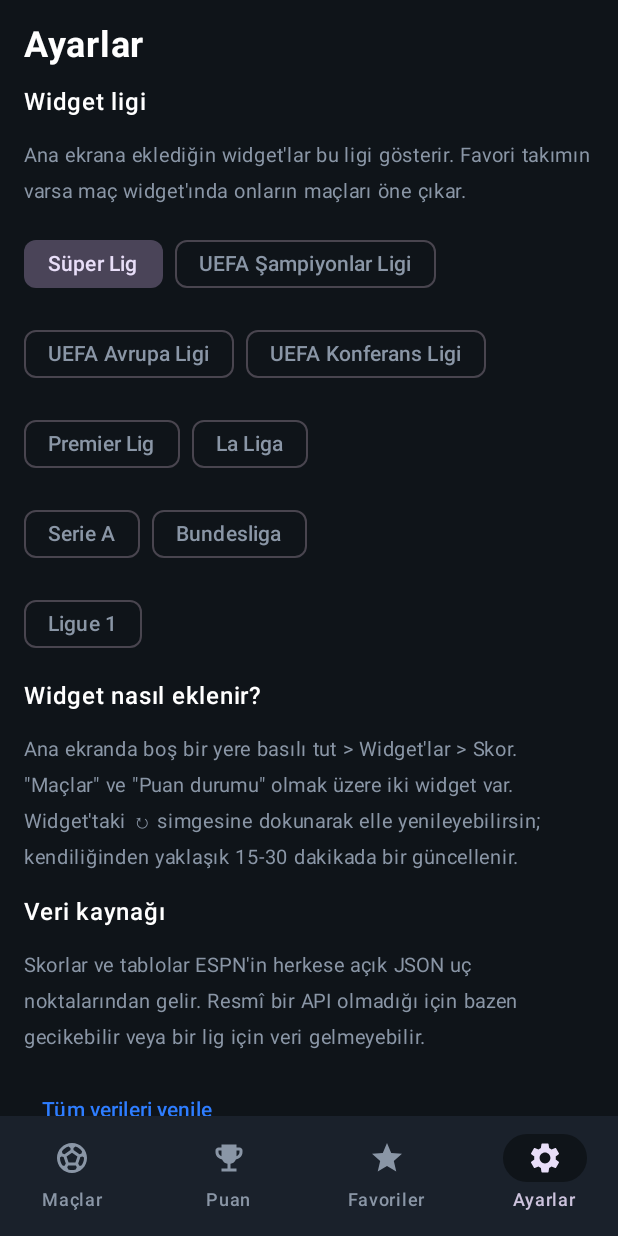
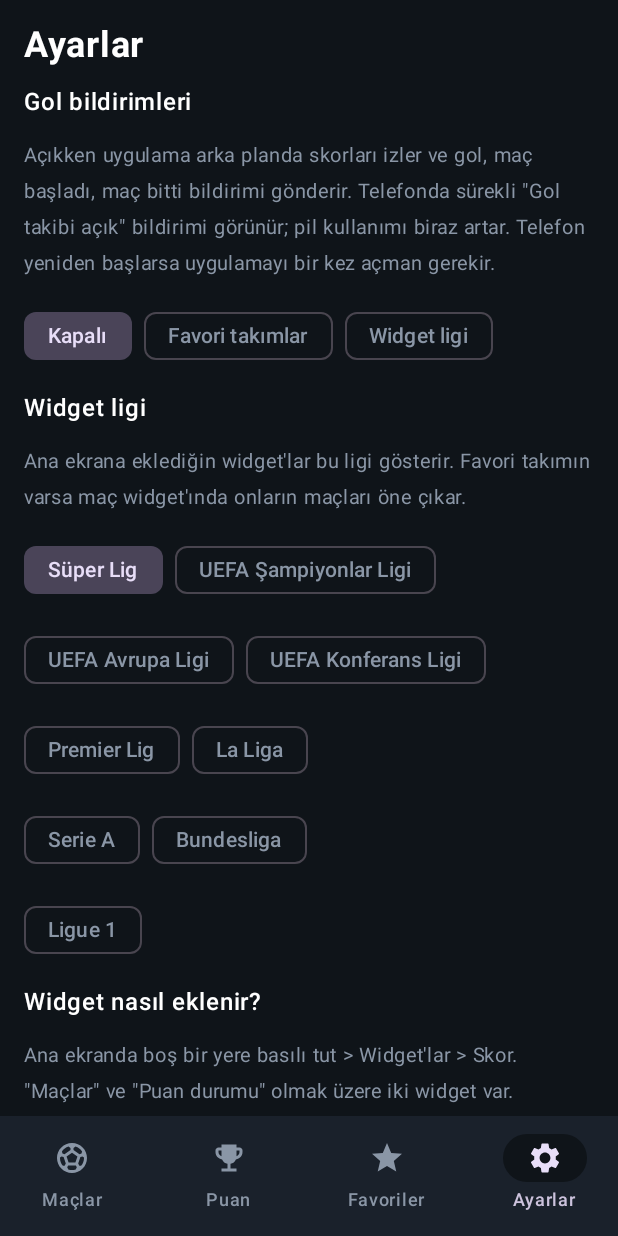
Before and after one commit to Fatihcnky/Canl-skor, an Android app built with Jetpack Compose: the screen it shows after launch (MainActivity), item 4 of the bottom bar chosen, on a phone screen of 412 x 824 dp. Run offline under Robolectric (Android 15) with nearby library versions, the phone set to English and light mode, and no system bars; libraries missing offline, so code that uses them is left out: androidx.glance, androidx.glance.appwidget; pictures from the network do not load; 2 statements that could not run were skipped.

Commit message:
Gol/maç başladı/maç bitti bildirimleri; veri hatası teşhisi ve yedek sorgular
Co-Authored-By: Claude Sonnet 5.5 <noreply@anthropic.com>
Claude-Session: https://claude.ai/code/session_017osKeoVH1qgsZb2frFj7q1

```diff
--- a/app/src/main/AndroidManifest.xml
+++ b/app/src/main/AndroidManifest.xml
@@ -1,6 +1,9 @@
 <?xml version="1.0" encoding="utf-8"?>
 <manifest xmlns:android="http://schemas.android.com/apk/res/android">
     <uses-permission android:name="android.permission.INTERNET" />
+    <uses-permission android:name="android.permission.POST_NOTIFICATIONS" />
+    <uses-permission android:name="android.permission.FOREGROUND_SERVICE" />
+    <uses-permission android:name="android.permission.FOREGROUND_SERVICE_DATA_SYNC" />
 
     <application
         android:allowBackup="true"
@@ -18,6 +21,8 @@
             </intent-filter>
         </activity>
 
+        <service android:name=".widget.GoalService" android:exported="false" android:foregroundServiceType="dataSync" />
+
         <receiver android:name=".widget.MatchesWidgetReceiver" android:exported="true">
             <intent-filter>
                 <action android:name="android.appwidget.action.APPWIDGET_UPDATE" />
--- a/app/src/main/java/com/fatih/skor/MainActivity.kt
+++ b/app/src/main/java/com/fatih/skor/MainActivity.kt
@@ -14,6 +14,7 @@ class MainActivity : ComponentActivity() {
     override fun onCreate(savedInstanceState: Bundle?) {
         super.onCreate(savedInstanceState)
         WidgetUpdater.schedule(this)
+        com.fatih.skor.widget.GoalService.sync(this) // bildirimler açıksa takip servisini (yeniden) başlat
         setContent { SkorTheme { SkorApp(vm) } }
     }
 }
--- a/app/src/main/java/com/fatih/skor/data/Espn.kt
+++ b/app/src/main/java/com/fatih/skor/data/Espn.kt
@@ -37,13 +37,27 @@ object Espn {
         .connectTimeout(10, TimeUnit.SECONDS).readTimeout(15, TimeUnit.SECONDS).build()
     private val ymd = DateTimeFormatter.ofPattern("yyyyMMdd")
 
+    /** Son hatanın kısa açıklaması (ekranda gösterilir; sorun bildirirken işe yarar). */
+    @Volatile var lastError: String = ""
+
     private suspend fun get(url: String): JsonObject? = withContext(Dispatchers.IO) {
-        runCatching {
-            val req = Request.Builder().url(url).header("User-Agent", "Mozilla/5.0 (Android) Skor").build()
+        try {
+            val req = Request.Builder().url(url).header("User-Agent", "Mozilla/5.0 (Linux; Android 14) Skor")
+                .header("Accept", "application/json").build()
             client.newCall(req).execute().use { r ->
-                if (!r.isSuccessful) null else json.parseToJsonElement(r.body!!.string()).o()
+                if (!r.isSuccessful) {
+                    lastError = "HTTP ${r.code} · " + url.substringAfter("soccer/").take(60)
+                    null
+                } else {
+                    val el = json.parseToJsonElement(r.body!!.string()).o()
+                    if (el == null) lastError = "Beklenmeyen yanıt biçimi"
+                    el
+                }
             }
-        }.getOrNull()
+        } catch (e: Exception) {
+            lastError = (e.javaClass.simpleName + ": " + (e.message ?: "")).take(90)
+            null
+        }
     }
 
     private fun parseTime(s: String?): Instant? {
@@ -85,9 +99,18 @@ object Espn {
     }
 
     suspend fun league(league: League, from: LocalDate, to: LocalDate): List<Match>? {
-        val url = "$SITE/${league.slug}/scoreboard?dates=${ymd.format(from)}-${ymd.format(to)}&limit=300"
-        val root = get(url) ?: return null
-        return root.arr("events")?.mapNotNull { it.o()?.let { e -> parseEvent(e, league) } } ?: emptyList()
+        val base = "$SITE/${league.slug}/scoreboard"
+        val roots = ArrayList<JsonObject>()
+        val r = get("$base?dates=${ymd.format(from)}-${ymd.format(to)}")
+        if (r != null) roots += r else {
+            // Aralık sorgusu reddedilirse gün gün dene, o da olmazsa varsayılan günü al
+            var d = from
+            while (!d.isAfter(to)) { get("$base?dates=${ymd.format(d)}")?.let { roots += it }; d = d.plusDays(1) }
+            if (roots.isEmpty()) get(base)?.let { roots += it }
+        }
+        if (roots.isEmpty()) return null
+        return roots.flatMap { root -> root.arr("events")?.mapNotNull { it.o()?.let { e -> parseEvent(e, league) } } ?: emptyList() }
+            .distinctBy { it.id }
     }
 
     /** Seçili günün (yerel saat) tüm lig maçları. Hepsi başarısızsa null. */
--- a/app/src/main/java/com/fatih/skor/data/Store.kt
+++ b/app/src/main/java/com/fatih/skor/data/Store.kt
@@ -23,6 +23,11 @@ class Store(ctx: Context) {
         get() = p.getString("widget_league", "tur.1") ?: "tur.1"
         set(v) { p.edit().putString("widget_league", v).apply() }
 
+    /** 0 = kapalı, 1 = favori takımlar, 2 = widget ligindeki tüm maçlar */
+    var alertMode: Int
+        get() = p.getInt("alert_mode", 0)
+        set(v) { p.edit().putInt("alert_mode", v).apply() }
+
     fun saveCache(key: String, payload: WidgetPayload) {
         p.edit().putString("cache_$key", Json.encodeToString(payload)).apply()
     }
--- a/app/src/main/java/com/fatih/skor/ui/FavSettings.kt
+++ b/app/src/main/java/com/fatih/skor/ui/FavSettings.kt
@@ -61,8 +61,27 @@ fun FavoritesScreen(vm: ScoreVm, modifier: Modifier, onOpen: (Match) -> Unit) {
 @Composable
 fun SettingsScreen(vm: ScoreVm, modifier: Modifier) {
     val wl by vm.widgetLeague.collectAsStateWithLifecycle()
+    val alert by vm.alertMode.collectAsStateWithLifecycle()
+    var pending by androidx.compose.runtime.remember { androidx.compose.runtime.mutableIntStateOf(-1) }
+    val permLauncher = androidx.activity.compose.rememberLauncherForActivityResult(
+        androidx.activity.result.contract.ActivityResultContracts.RequestPermission(),
+    ) { _ -> if (pending >= 0) vm.setAlert(pending); pending = -1 }
+    val ctx = androidx.compose.ui.platform.LocalContext.current
+    fun chooseAlert(mode: Int) {
+        val need = mode > 0 && android.os.Build.VERSION.SDK_INT >= 33 &&
+            androidx.core.content.ContextCompat.checkSelfPermission(ctx, android.Manifest.permission.POST_NOTIFICATIONS) !=
+            android.content.pm.PackageManager.PERMISSION_GRANTED
+        if (need) { pending = mode; permLauncher.launch(android.Manifest.permission.POST_NOTIFICATIONS) } else vm.setAlert(mode)
+    }
     Column(modifier.fillMaxSize().background(Bg).verticalScroll(rememberScrollState()).padding(16.dp), verticalArrangement = Arrangement.spacedBy(12.dp)) {
         Text("Ayarlar", fontSize = 24.sp, fontWeight = FontWeight.Bold)
+        Text("Gol bildirimleri", fontWeight = FontWeight.SemiBold)
+        Text("Açıkken uygulama arka planda skorları izler ve gol, maç başladı, maç bitti bildirimi gönderir. Telefonda sürekli \"Gol takibi açık\" bildirimi görünür; pil kullanımı biraz artar. Telefon yeniden başlarsa uygulamayı bir kez açman gerekir.", color = Dim, fontSize = 13.sp)
+        Row(horizontalArrangement = Arrangement.spacedBy(8.dp)) {
+            FilterChip(selected = alert == 0, onClick = { chooseAlert(0) }, label = { Text("Kapalı") })
+            FilterChip(selected = alert == 1, onClick = { chooseAlert(1) }, label = { Text("Favori takımlar") })
+            FilterChip(selected = alert == 2, onClick = { chooseAlert(2) }, label = { Text("Widget ligi") })
+        }
         Text("Widget ligi", fontWeight = FontWeight.SemiBold)
         Text("Ana ekrana eklediğin widget'lar bu ligi gösterir. Favori takımın varsa maç widget'ında onların maçları öne çıkar.", color = Dim, fontSize = 13.sp)
         LEAGUES.chunked(2).forEach { row ->
--- a/app/src/main/java/com/fatih/skor/ui/MatchesScreen.kt
+++ b/app/src/main/java/com/fatih/skor/ui/MatchesScreen.kt
@@ -73,7 +73,7 @@ fun MatchesScreen(vm: ScoreVm, modifier: Modifier, onOpen: (Match) -> Unit) {
         Box(Modifier.fillMaxSize()) {
             when {
                 loading && all.isEmpty() -> CircularProgressIndicator(Modifier.align(Alignment.Center))
-                failed && all.isEmpty() -> Text("Veri alınamadı. İnternetini kontrol et, sonra tekrar dene.", color = Dim, modifier = Modifier.align(Alignment.Center).padding(24.dp), textAlign = TextAlign.Center)
+                failed && all.isEmpty() -> Text("Veri alınamadı. İnternetini kontrol et, sonra tekrar dene.\n\nHata: " + com.fatih.skor.data.Espn.lastError, color = Dim, modifier = Modifier.align(Alignment.Center).padding(24.dp), textAlign = TextAlign.Center)
                 shown.isEmpty() -> Text("Bu gün için maç yok.", color = Dim, modifier = Modifier.align(Alignment.Center))
                 else -> LazyColumn(Modifier.fillMaxSize()) {
                     val groups = shown.groupBy { it.league }.toSortedMap(compareBy { l -> LEAGUES.indexOf(l) })
--- a/app/src/main/java/com/fatih/skor/ui/TableScreen.kt
+++ b/app/src/main/java/com/fatih/skor/ui/TableScreen.kt
@@ -50,7 +50,7 @@ fun TableScreen(vm: ScoreVm, modifier: Modifier) {
             val g = groups
             when {
                 loading -> CircularProgressIndicator(Modifier.align(Alignment.Center))
-                g.isNullOrEmpty() -> Text("Puan durumu alınamadı (bu lig şu an tablo yayınlamıyor olabilir).", color = Dim, textAlign = TextAlign.Center, modifier = Modifier.align(Alignment.Center).padding(24.dp))
+                g.isNullOrEmpty() -> Text("Puan durumu alınamadı (bu lig şu an tablo yayınlamıyor olabilir).\n\nHata: " + com.fatih.skor.data.Espn.lastError, color = Dim, textAlign = TextAlign.Center, modifier = Modifier.align(Alignment.Center).padding(24.dp))
                 else -> LazyColumn(Modifier.fillMaxSize()) {
                     g.forEach { group ->
                         item {
--- /dev/null
+++ b/app/src/main/res/drawable/ic_notif.xml
@@ -0,0 +1,4 @@
+<vector xmlns:android="http://schemas.android.com/apk/res/android"
+    android:width="24dp" android:height="24dp" android:viewportWidth="24" android:viewportHeight="24">
+    <path android:fillColor="#FFFFFF" android:pathData="M12,2a10,10 0,1 0,0.001 0zM12,6.5l3.5,2.5l-1.3,4.2l-4.4,0l-1.3,-4.2z" />
+</vector>
```
Also changed, not shown: app/src/main/java/com/fatih/skor/ScoreVm.kt (+8 -0 lines), app/src/main/java/com/fatih/skor/widget/GoalService.kt (added, +143 -0 lines).
